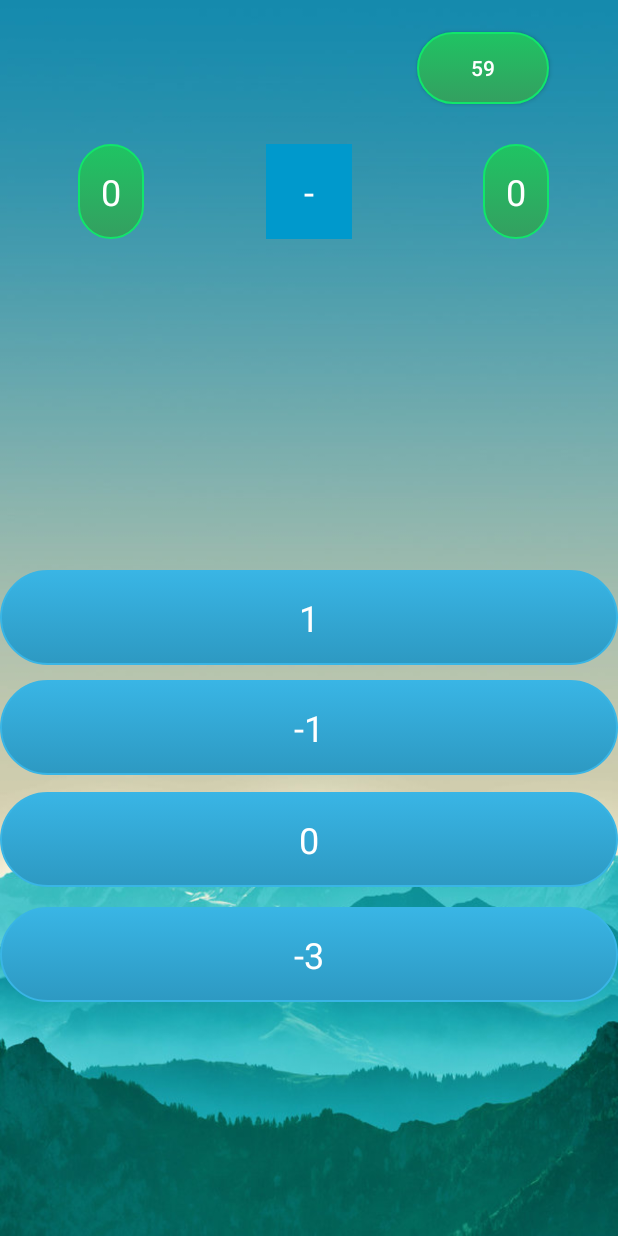
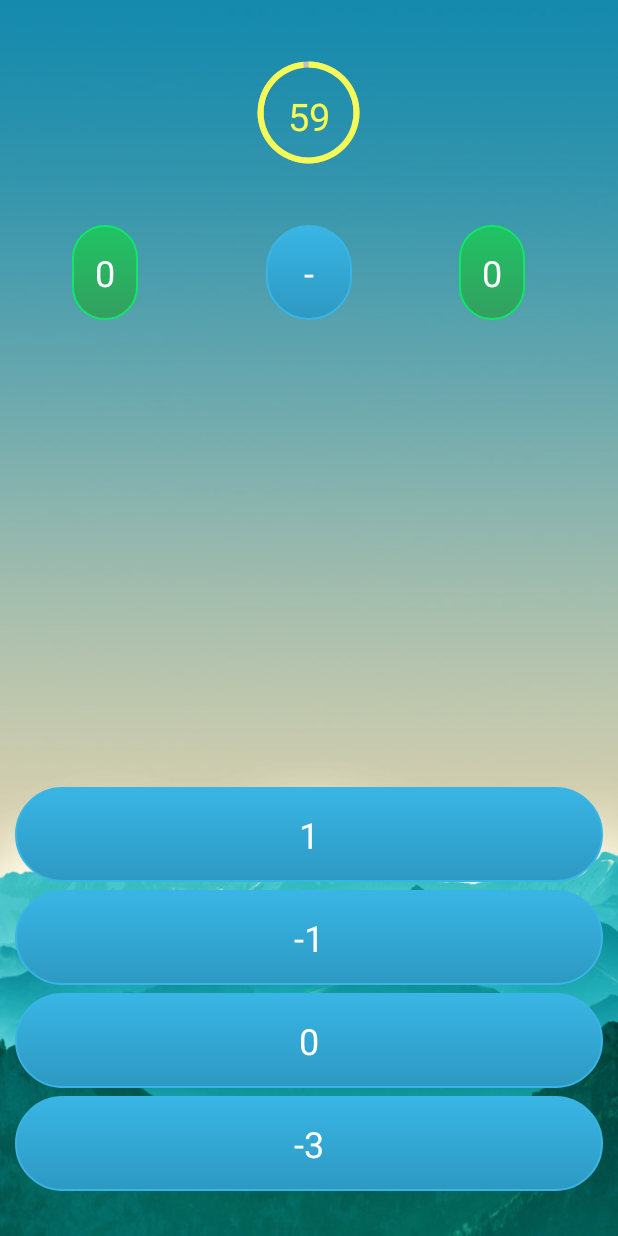
Before and after one commit to yubarajkalathoki/easy-quizy-android, an Android app: the ActiveGame screen opened directly, with no data from a screen before it, on a phone screen of 412 x 824 dp. Run offline under Robolectric (Android 15) with nearby library versions, the phone set to English and light mode, and no system bars.

Commit message:
Bug fixed and timer added
1.  Timer button added
2. Back button fixed

```diff
--- a/app/src/main/java/com/example/deepbhai/easyquiz/ActiveGame.java
+++ b/app/src/main/java/com/example/deepbhai/easyquiz/ActiveGame.java
@@ -6,17 +6,19 @@ import android.os.CountDownTimer;
 import android.support.v7.app.AppCompatActivity;
 import android.os.Bundle;
 import android.view.View;
+import android.view.animation.AlphaAnimation;
+import android.view.animation.Animation;
 import android.widget.Button;
+import android.widget.ProgressBar;
 import android.widget.TextView;
 
 import java.util.Random;
 import android.os.Handler;
+import android.widget.Toast;
 
-import static com.example.deepbhai.easyquiz.R.id.btnTimer;
 
 public class ActiveGame extends AppCompatActivity {
     TextView viewValue1, viewValue2, viewans1, viewans2, viewans3, viewans4, operator;
-    Button time;
     int max, min;
     int ans1=0;
     int ans2=0;
@@ -28,6 +30,11 @@ public class ActiveGame extends AppCompatActivity {
     int rightAns = 0;
     int wrongAns = 0;
     int totalQues = 0;
+    long timeCountInMilliSeconds = 60000;
+    private ProgressBar progressBarCircle;
+    private TextView textViewTime;
+    private CountDownTimer countDownTimer;
+    private boolean doubleBackToExitPressedOnce = false;
     @Override
     protected void onCreate(Bundle savedInstanceState) {
         super.onCreate(savedInstanceState);
@@ -41,15 +48,17 @@ public class ActiveGame extends AppCompatActivity {
         viewans3 = (TextView) findViewById(R.id.viewAnswer3);
         viewans4 = (TextView) findViewById(R.id.viewAnswer4);
         operator = (TextView) findViewById(R.id.viewOperator);
-        time = (Button) findViewById(btnTimer);
         randomOperator();
-        timer();
+        initViews();
+        startCountDownTimer();
     }
 
     public int randomOperator(){
-        int maxx = max;
+        int maxx;
         if(max<=3){
             maxx = 3;
+        }else{
+            maxx = 4;
         }
         Random random = new Random();
         int randomOperator = random.nextInt(maxx - 1 + 1) + 1;
@@ -120,13 +129,13 @@ public class ActiveGame extends AppCompatActivity {
 
     public void multiply(){
         generateRandom();
-        range();
+        //range();
         answer = value1 * value2;
         viewValue1.setText(String.valueOf(value1));
         viewValue2.setText(String.valueOf(value2));
         generateAnswer();
     }
-
+    /*
     public void range() {
         if (min <= 999) {
             if (max > 999) {
@@ -134,7 +143,7 @@ public class ActiveGame extends AppCompatActivity {
                 generateRandom();
             }
         }
-    }
+    }*/
     public void divide(){
         Random random = new Random();
         int divideCount=0;
@@ -775,22 +784,35 @@ public class ActiveGame extends AppCompatActivity {
                 viewans4.setBackgroundDrawable(getResources().getDrawable(R.drawable.roundtextviewblue));
                 disableButton(true);
             }
-        }, 1000);
+        }, 500);
     }
-    public void timer(){
-        new CountDownTimer(60000, 1000) {
+    public void startCountDownTimer() {
 
+        countDownTimer = new CountDownTimer(timeCountInMilliSeconds, 1000) {
+            @Override
             public void onTick(long millisUntilFinished) {
-                time.setText(String.valueOf(millisUntilFinished / 1000));
-                if(millisUntilFinished<=10000){
-                    time.setBackgroundDrawable(getResources().getDrawable(R.drawable.roundtextviewred));
+                if(millisUntilFinished /1000 <=10){
+                    progressBarCircle.setProgressDrawable(getResources().getDrawable(R.drawable.drawable_circle_red));
+                    textViewTime.setTextColor(Color.RED);
+                    blink();
                 }
+                textViewTime.setText(String.valueOf(millisUntilFinished / 1000));
+
+                progressBarCircle.setProgress((int) (millisUntilFinished / 1000));
+
             }
 
+            @Override
             public void onFinish() {
                 summary(totalQues, rightAns, wrongAns);
             }
+
         }.start();
+    }
+
+    private void initViews() {
+        progressBarCircle = (ProgressBar) findViewById(R.id.progressBarCircle);
+        textViewTime = (TextView) findViewById(R.id.textViewTime);
     }
 
     public void disableButton(Boolean a){
@@ -806,5 +828,36 @@ public class ActiveGame extends AppCompatActivity {
         intent.putExtra("wrongAnswer",wrongAnswer);
         startActivity(intent);
     }
+    public void blink(){
+        Animation anim = new AlphaAnimation(0.0f, 1.0f);
+        anim.setDuration(200); //You can manage the blinking time with this parameter
+        anim.setStartOffset(20);
+        anim.setRepeatMode(Animation.REVERSE);
+        anim.setRepeatCount(Animation.INFINITE);
+        textViewTime.startAnimation(anim);
+    }
+
+
+
+    @Override
+    public void onBackPressed() {
+        if (doubleBackToExitPressedOnce) {
+            super.onBackPressed();
+            countDownTimer.cancel();
+            return;
+        }
+
+        this.doubleBackToExitPressedOnce = true;
+        Toast.makeText(this, "Please click BACK again to stop", Toast.LENGTH_SHORT).show();
+
+        new Handler().postDelayed(new Runnable() {
+
+            @Override
+            public void run() {
+                doubleBackToExitPressedOnce=false;
+            }
+        }, 2000);
+    }
+
 
 }
--- a/app/src/main/java/com/example/deepbhai/easyquiz/MainActivity.java
+++ b/app/src/main/java/com/example/deepbhai/easyquiz/MainActivity.java
@@ -1,13 +1,15 @@
 package com.example.deepbhai.easyquiz;
 
 import android.content.Intent;
+import android.os.Handler;
 import android.support.v7.app.AppCompatActivity;
 import android.os.Bundle;
 import android.view.View;
 import android.view.Window;
+import android.widget.Toast;
 
 public class MainActivity extends AppCompatActivity {
-
+    private boolean doubleBackToExitPressedOnce = false;
     @Override
     protected void onCreate(Bundle savedInstanceState) {
         super.onCreate(savedInstanceState);
@@ -18,4 +20,27 @@ public class MainActivity extends AppCompatActivity {
         Intent intent= new Intent(this, SelectRange.class);
         startActivity(intent);
     }
+
+    @Override
+    public void onBackPressed() {
+        if (doubleBackToExitPressedOnce) {
+            super.onBackPressed();
+            finishAffinity();
+            /*Intent intent = new Intent(getApplicationContext(), MainActivity.class);
+            intent.addFlags(Intent.FLAG_ACTIVITY_CLEAR_TOP);*/
+            System.exit(0);
+            return;
+        }
+
+        this.doubleBackToExitPressedOnce = true;
+        Toast.makeText(this, "Please click BACK again to Exit", Toast.LENGTH_SHORT).show();
+
+        new Handler().postDelayed(new Runnable() {
+
+            @Override
+            public void run() {
+                doubleBackToExitPressedOnce=false;
+            }
+        }, 2000);
+    }
 }
--- a/app/src/main/java/com/example/deepbhai/easyquiz/SelectRange.java
+++ b/app/src/main/java/com/example/deepbhai/easyquiz/SelectRange.java
@@ -31,12 +31,17 @@ public class SelectRange extends AppCompatActivity {
             lower.setError("Enter Value here");
         }else if(String.valueOf(upperLimit).length() == 0){
             upper.setError("Enter Value here");
-        }else{
+        }else {
             Intent intent = new Intent(this, ActiveGame.class);
-            intent.putExtra("lowerLimit",lowerLimit);
-            intent.putExtra("upperLimit",upperLimit);
+            intent.putExtra("lowerLimit", lowerLimit);
+            intent.putExtra("upperLimit", upperLimit);
             startActivity(intent);
         }
 
     }
+
+    public void onBackPressed() {
+        Intent intent = new Intent(this, MainActivity.class);
+        startActivity(intent);
+    }
 }
--- a/app/src/main/java/com/example/deepbhai/easyquiz/Summary.java
+++ b/app/src/main/java/com/example/deepbhai/easyquiz/Summary.java
@@ -24,7 +24,8 @@ public class Summary extends AppCompatActivity {
     }
 
     public void playAgain(View view) {
-        Intent intent = new Intent(this, SelectRange.class);
+        Intent intent = new Intent(getApplicationContext(), SelectRange.class);
+        intent.addFlags(Intent.FLAG_ACTIVITY_CLEAR_TOP);
         startActivity(intent);
     }
 
@@ -33,4 +34,12 @@ public class Summary extends AppCompatActivity {
         right.setText("Right Answer: " + rightAns);
         wrong.setText("Wrong Answer: " + wrongAns);
     }
+
+    @Override
+    public void onBackPressed() {
+        Intent intent = new Intent(getApplicationContext(), MainActivity.class);
+        intent.addFlags(Intent.FLAG_ACTIVITY_CLEAR_TOP);
+        startActivity(intent);
+    }
+
 }
--- /dev/null
+++ b/app/src/main/res/drawable/drawable_circle_dark_blue.xml
@@ -0,0 +1,10 @@
+<?xml version="1.0" encoding="utf-8"?>
+<shape xmlns:android="http://schemas.android.com/apk/res/android"
+    android:innerRadiusRatio="5"
+    android:shape="ring"
+    android:thickness="4dp"
+    android:useLevel="false">
+
+    <solid android:color="@color/colorPrimaryDark" />
+
+</shape>
--- /dev/null
+++ b/app/src/main/res/drawable/drawable_circle_red.xml
@@ -0,0 +1,8 @@
+<?xml version="1.0" encoding="utf-8"?>
+<shape xmlns:android="http://schemas.android.com/apk/res/android"
+    android:innerRadiusRatio="5"
+    android:shape="ring"
+    android:thickness="4dp"
+    android:useLevel="true">
+    <solid android:color="@color/colorRed" />
+</shape>
--- /dev/null
+++ b/app/src/main/res/drawable/drawable_circle_yellow.xml
@@ -0,0 +1,8 @@
+<?xml version="1.0" encoding="utf-8"?>
+<shape xmlns:android="http://schemas.android.com/apk/res/android"
+    android:innerRadiusRatio="5"
+    android:shape="ring"
+    android:thickness="4dp"
+    android:useLevel="true">
+    <solid android:color="@color/colorYellow" />
+</shape>
--- a/app/src/main/res/layout/activity_active_game.xml
+++ b/app/src/main/res/layout/activity_active_game.xml
@@ -14,6 +14,32 @@
         android:layout_alignParentTop="true"
         android:layout_alignParentStart="true" />
 
+
+    <ProgressBar
+        android:id="@+id/progressBarCircle"
+        style="?android:attr/progressBarStyleHorizontal"
+        android:layout_width="150dp"
+        android:layout_height="150dp"
+        android:background="@drawable/drawable_circle_dark_blue"
+        android:indeterminate="false"
+        android:max="60"
+        android:progress="60"
+        android:progressDrawable="@drawable/drawable_circle_yellow"
+        android:rotation="-90"
+        android:layout_alignParentTop="true"
+        android:layout_centerHorizontal="true" />
+
+    <TextView
+        android:id="@+id/textViewTime"
+        android:layout_width="wrap_content"
+        android:layout_height="wrap_content"
+        android:text="60"
+        android:textColor="@color/colorYellow"
+        android:textSize="25sp"
+        android:layout_alignParentTop="true"
+        android:layout_centerHorizontal="true"
+        android:layout_marginTop="60dp" />
+
     <TextView
         android:layout_width="wrap_content"
         android:layout_height="wrap_content"
@@ -22,12 +48,11 @@
         android:paddingBottom="15dp"
         android:paddingLeft="25dp"
         android:paddingRight="25dp"
-        android:background="@android:color/holo_blue_dark"
+        android:background="@drawable/roundtextviewblue"
         android:textAlignment="center"
         android:textColor="#ffffff"
         android:textSize="24sp"
-        android:layout_alignBaseline="@+id/viewValue1"
-        android:layout_alignBottom="@+id/viewValue1"
+        android:layout_below="@+id/progressBarCircle"
         android:layout_centerHorizontal="true" />
 
     <TextView
@@ -43,10 +68,9 @@
         android:textAlignment="center"
         android:textColor="#ffffff"
         android:textSize="24sp"
-        android:layout_alignBaseline="@+id/viewValue2"
-        android:layout_alignBottom="@+id/viewValue2"
-        android:layout_alignParentStart="true"
-        android:layout_marginStart="52dp" />
+        android:layout_marginStart="48dp"
+        android:layout_below="@+id/progressBarCircle"
+        android:layout_alignParentStart="true" />
 
     <TextView
         android:text="0"
@@ -54,7 +78,6 @@
         android:layout_height="wrap_content"
         android:background="@drawable/roundbutton"
         android:id="@+id/viewValue2"
-        android:layout_marginTop="96dp"
         android:paddingTop="15dp"
         android:paddingBottom="15dp"
         android:paddingLeft="15dp"
@@ -62,20 +85,9 @@
         android:textAlignment="center"
         android:textColor="#ffffff"
         android:textSize="24sp"
-        android:layout_marginEnd="46dp"
-        android:layout_alignParentTop="true"
-        android:layout_alignParentEnd="true" />
-
-    <Button
-        android:text="60"
-        android:layout_width="wrap_content"
-        android:layout_height="wrap_content"
-        android:layout_marginTop="21dp"
-        android:id="@+id/btnTimer"
-        android:background="@drawable/roundbutton"
-        android:textColor="#ffffff"
-        android:layout_alignParentTop="true"
-        android:layout_alignEnd="@+id/viewValue2" />
+        android:layout_marginStart="25dp"
+        android:layout_below="@+id/progressBarCircle"
+        android:layout_toEndOf="@+id/progressBarCircle" />
 
     <TextView
         android:text="0"
@@ -91,7 +103,10 @@
         android:textColor="#ffffff"
         android:textSize="24sp"
         android:background="@drawable/roundtextviewblue"
-        android:layout_centerVertical="true"
+        android:layout_marginLeft="10dp"
+        android:layout_marginRight="10dp"
+        android:layout_marginBottom="5dp"
+        android:layout_above="@+id/viewAnswer2"
         android:layout_alignParentStart="true" />
 
     <TextView
@@ -108,9 +123,11 @@
         android:textColor="#ffffff"
         android:textSize="24sp"
         android:background="@drawable/roundtextviewblue"
-        android:layout_below="@+id/viewAnswer1"
-        android:layout_alignParentStart="true"
-        android:layout_marginTop="10dp" />
+        android:layout_marginLeft="10dp"
+        android:layout_marginRight="10dp"
+        android:layout_marginBottom="5dp"
+        android:layout_above="@+id/viewAnswer3"
+        android:layout_alignParentStart="true" />
 
     <TextView
         android:text="0"
@@ -126,9 +143,11 @@
         android:textColor="#ffffff"
         android:textSize="24sp"
         android:background="@drawable/roundtextviewblue"
-        android:layout_below="@+id/viewAnswer2"
-        android:layout_alignParentStart="true"
-        android:layout_marginTop="11dp" />
+        android:layout_marginLeft="10dp"
+        android:layout_marginRight="10dp"
+        android:layout_marginBottom="5dp"
+        android:layout_above="@+id/viewAnswer4"
+        android:layout_alignParentEnd="true" />
 
     <TextView
         android:text="0"
@@ -144,8 +163,10 @@
         android:textAlignment="center"
         android:textColor="#ffffff"
         android:textSize="24sp"
-        android:layout_below="@+id/viewAnswer3"
-        android:layout_alignParentStart="true"
-        android:layout_marginTop="13dp" />
+        android:layout_marginLeft="10dp"
+        android:layout_marginRight="10dp"
+        android:layout_marginBottom="30dp"
+        android:layout_alignParentBottom="true"
+        android:layout_centerHorizontal="true" />
 
 </RelativeLayout>
--- a/app/src/main/res/values/colors.xml
+++ b/app/src/main/res/values/colors.xml
@@ -1,6 +1,8 @@
 <?xml version="1.0" encoding="utf-8"?>
 <resources>
     <color name="colorPrimary">#3F51B5</color>
-    <color name="colorPrimaryDark">#303F9F</color>
+    <color name="colorPrimaryDark">#c0c0c2</color>
     <color name="colorAccent">#FF4081</color>
+    <color name="colorYellow">#F5FA55</color>
+    <color name="colorRed">#ef191d</color>
 </resources>
```
Also changed, not shown: 38 other files.
